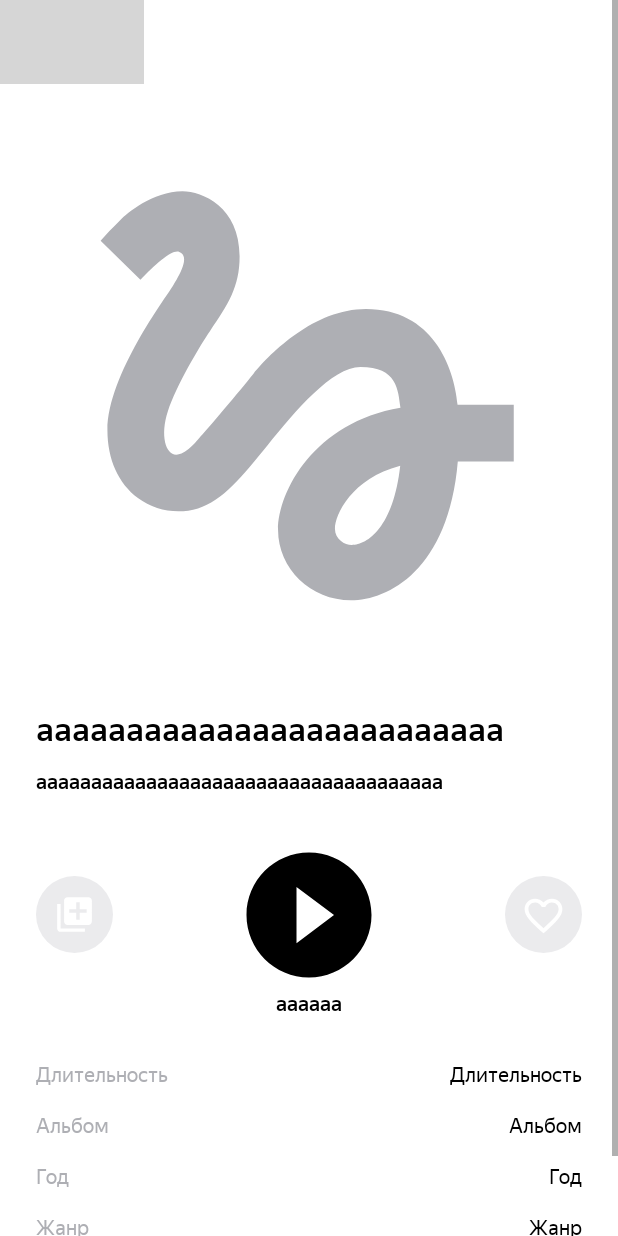
After one commit to ViktoriaDraenkova/PractikumPlaylistMaker, an Android app: the AudioplayerActivity screen opened directly, with no data from a screen before it, on a phone screen of 412 x 824 dp. The commit adds this screen. Run offline under Robolectric (Android 15) with nearby library versions, the light colour scheme and no system bars; pictures from the network do not load; 10 statements that could not run were skipped; grey boxes are pictures that could not be loaded.

Commit message:
first attempt sprint 13

```diff
--- /dev/null
+++ b/app/src/main/java/com/practicum/appplaylistmaker/AudioplayerActivity.kt
@@ -0,0 +1,56 @@
+package com.practicum.appplaylistmaker
+
+import android.os.Bundle
+import android.util.Log
+import android.widget.ImageView
+import android.widget.TextView
+import android.widget.Toolbar
+import androidx.appcompat.app.AppCompatActivity
+import com.bumptech.glide.Glide
+import com.bumptech.glide.load.resource.bitmap.RoundedCorners
+import com.bumptech.glide.request.RequestOptions
+import com.google.gson.Gson
+import com.practicum.appplaylistmaker.api.Track
+
+class AudioplayerActivity : AppCompatActivity() {
+    override fun onCreate(savedInstanceState: Bundle?) {
+        super.onCreate(savedInstanceState)
+
+        Log.d("AAAAAAAAAAAAAAAAAAAAAAAAAAAAAAAAAAAA", "Redraw")
+        setContentView(R.layout.audioplayer_activity)
+
+        val buttonBack = findViewById<Toolbar>(R.id.back_to_list)
+        buttonBack.setNavigationOnClickListener {
+            finish()
+        }
+        val arguments = intent.extras
+        val trackJson: String? = arguments?.getString(KEY_FOR_TRACK)
+        val track: Track = Gson().fromJson(trackJson, Track::class.java)
+
+        Log.d("Lalala", track.toString())
+
+        val requestOptions =
+            RequestOptions().transform(RoundedCorners(8.dpToPx(applicationContext))) // Скругление углов радиусом 2dp
+
+        val trackArtwork = findViewById<ImageView>(R.id.music_icon)
+        Glide.with(applicationContext).load(track.getArtWorkUrl512()).error(R.drawable.placeholder)
+            .apply(requestOptions).into(trackArtwork)
+
+        findViewById<TextView>(R.id.music_name).text = track.trackName
+        findViewById<TextView>(R.id.time_music).text = track.getHumanReadableDuration()
+
+        findViewById<TextView>(R.id.music_author).text=track.artistName
+
+        findViewById<TextView>(R.id.country_value).text = track.country
+
+        findViewById<TextView>(R.id.genre_value).text = track.primaryGenreName
+
+        findViewById<TextView>(R.id.year_value).text = track.releaseDate.take(4)
+
+        findViewById<TextView>(R.id.album_name_value).text = track.collectionName
+
+        findViewById<TextView>(R.id.music_duration_value).text = track.getHumanReadableDuration()
+
+
+    }
+}
--- a/app/src/main/java/com/practicum/appplaylistmaker/Const.kt
+++ b/app/src/main/java/com/practicum/appplaylistmaker/Const.kt
@@ -3,3 +3,4 @@ package com.practicum.appplaylistmaker
 const val PRACTICUM_EXAMPLE_PREFERENCES = "practicum_example_preferences"
 const val THEME_SWITCHER_KEY = "key_for_theme_switcher"
 const val HISTORY_TRACKS_KEY ="key_for_10_tracks_in_saved_instances_state_history"
+const val KEY_FOR_TRACK = "key_for_one_traack"
--- a/app/src/main/java/com/practicum/appplaylistmaker/SearchActivity.kt
+++ b/app/src/main/java/com/practicum/appplaylistmaker/SearchActivity.kt
@@ -1,9 +1,11 @@
 package com.practicum.appplaylistmaker
 
+import android.content.Intent
 import android.content.SharedPreferences
 import android.os.Bundle
 import android.text.Editable
 import android.text.TextWatcher
+import android.util.Log
 import android.view.View
 import android.view.ViewGroup
 import android.view.inputmethod.EditorInfo
@@ -57,10 +59,17 @@ class SearchActivity : AppCompatActivity() {
 
 
     private fun showTrack(it: Track) {
+        Log.d("showTrack", it.toString())
         addingToHistory(it)
+// создание объекта Intent для запуска SecondActivity
+        val intent = Intent(this, AudioplayerActivity::class.java)
+// передача объекта с ключом "hello" и значением "Hello World"
+        intent.putExtra(KEY_FOR_TRACK, Gson().toJson(it))
+// запуск SecondActivity
+        startActivity(intent)
+
         // TODO: Переход на плеер (в следующих спринтах)
     }
-
 
 
     private fun addingToHistory(it: Track) {
--- a/app/src/main/java/com/practicum/appplaylistmaker/api/SearchTrackResponse.kt
+++ b/app/src/main/java/com/practicum/appplaylistmaker/api/SearchTrackResponse.kt
@@ -1,6 +1,7 @@
 package com.practicum.appplaylistmaker.api;
 
 import com.google.gson.annotations.SerializedName
+import com.practicum.appplaylistmaker.MillisecondsToHumanReadable
 
 data class Track(
     val trackId: Int,
@@ -8,8 +9,15 @@ data class Track(
     val artistName: String,
     @SerializedName("trackTimeMillis")
     val trackTime: Int,
-    val artworkUrl100: String
-)
+    val artworkUrl100: String,
+    val releaseDate: String,
+    val collectionName: String,
+    val primaryGenreName: String,
+    val country: String
+){
+    fun getArtWorkUrl512() = artworkUrl100.replaceAfterLast('/',"512x512bb.jpg")
+    fun getHumanReadableDuration() = MillisecondsToHumanReadable(trackTime)
+}
 
 
 data class SearchTrackResponse(
--- /dev/null
+++ b/app/src/main/res/drawable/button.xml
@@ -0,0 +1,9 @@
+<vector xmlns:android="http://schemas.android.com/apk/res/android"
+    android:width="100dp"
+    android:height="100dp"
+    android:viewportWidth="100"
+    android:viewportHeight="100">
+  <path
+      android:pathData="M50,8.33C27,8.33 8.33,27 8.33,50C8.33,73 27,91.67 50,91.67C73,91.67 91.67,73 91.67,50C91.67,27 73,8.33 50,8.33ZM41.67,68.75V31.25L66.67,50L41.67,68.75Z"
+      android:fillColor="@color/day_black_night_white"/>
+</vector>
--- /dev/null
+++ b/app/src/main/res/drawable/buttonheart.xml
@@ -0,0 +1,13 @@
+<vector xmlns:android="http://schemas.android.com/apk/res/android"
+    android:width="51dp"
+    android:height="51dp"
+    android:viewportWidth="51"
+    android:viewportHeight="51">
+    <path
+        android:fillAlpha="0.25"
+        android:fillColor="@color/day_gray_night_white"
+        android:pathData="M25.5,0L25.5,0A25.5,25.5 0,0 1,51 25.5L51,25.5A25.5,25.5 0,0 1,25.5 51L25.5,51A25.5,25.5 0,0 1,0 25.5L0,25.5A25.5,25.5 0,0 1,25.5 0z" />
+    <path
+        android:fillColor="@color/white"
+        android:pathData="M31.125,15C28.95,15 26.862,16.015 25.5,17.62C24.138,16.015 22.05,15 19.875,15C16.025,15 13,18.033 13,21.894C13,26.632 17.25,30.492 23.688,36.358L25.5,38L27.313,36.346C33.75,30.492 38,26.632 38,21.894C38,18.033 34.975,15 31.125,15ZM25.625,34.491L25.5,34.616L25.375,34.491C19.425,29.088 15.5,25.516 15.5,21.894C15.5,19.387 17.375,17.507 19.875,17.507C21.8,17.507 23.675,18.748 24.337,20.465H26.675C27.325,18.748 29.2,17.507 31.125,17.507C33.625,17.507 35.5,19.387 35.5,21.894C35.5,25.516 31.575,29.088 25.625,34.491Z" />
+</vector>
--- /dev/null
+++ b/app/src/main/res/drawable/buttonsavetomusiclist.xml
@@ -0,0 +1,13 @@
+<vector xmlns:android="http://schemas.android.com/apk/res/android"
+    android:width="51dp"
+    android:height="51dp"
+    android:viewportWidth="51"
+    android:viewportHeight="51">
+    <path
+        android:fillAlpha="0.25"
+        android:fillColor="@color/day_gray_night_white"
+        android:pathData="M25.5,0L25.5,0A25.5,25.5 0,0 1,51 25.5L51,25.5A25.5,25.5 0,0 1,25.5 51L25.5,51A25.5,25.5 0,0 1,0 25.5L0,25.5A25.5,25.5 0,0 1,25.5 0z" />
+    <path
+        android:fillColor="@color/white"
+        android:pathData="M16.3,18.6H14V34.7C14,35.965 15.035,37 16.3,37H32.4V34.7H16.3V18.6ZM34.7,14H20.9C19.635,14 18.6,15.035 18.6,16.3V30.1C18.6,31.365 19.635,32.4 20.9,32.4H34.7C35.965,32.4 37,31.365 37,30.1V16.3C37,15.035 35.965,14 34.7,14ZM33.55,24.35H28.95V28.95H26.65V24.35H22.05V22.05H26.65V17.45H28.95V22.05H33.55V24.35Z" />
+</vector>
--- /dev/null
+++ b/app/src/main/res/layout/audioplayer_activity.xml
@@ -0,0 +1,219 @@
+<?xml version="1.0" encoding="utf-8"?>
+<ScrollView xmlns:android="http://schemas.android.com/apk/res/android"
+    xmlns:app="http://schemas.android.com/apk/res-auto"
+    xmlns:tools="http://schemas.android.com/tools"
+    android:layout_width="match_parent"
+    android:layout_height="match_parent"
+    >
+
+    <androidx.constraintlayout.widget.ConstraintLayout
+        android:layout_width="match_parent"
+        android:layout_height="match_parent"
+        android:paddingBottom="20dp"
+        >
+
+        <Toolbar
+            android:id="@+id/back_to_list"
+            android:layout_width="match_parent"
+            android:layout_height="wrap_content"
+            android:contentInsetStartWithNavigation="0dp"
+            android:navigationIcon="@drawable/strelka"
+            android:titleTextAppearance="@style/ToolbarTitleText"
+            app:theme="@style/ToolbarColoredBackArrow"
+            tools:ignore="MissingConstraints" />
+
+        <androidx.constraintlayout.widget.Guideline
+            android:id="@+id/vertical_left_glideline"
+            android:layout_width="wrap_content"
+            android:layout_height="wrap_content"
+            android:orientation="vertical"
+            app:layout_constraintGuide_begin="24dp" />
+
+        <androidx.constraintlayout.widget.Guideline
+            android:id="@+id/vertical_right_glideline"
+            android:layout_width="wrap_content"
+            android:layout_height="wrap_content"
+            android:orientation="vertical"
+            app:layout_constraintGuide_end="24dp" />
+
+
+        <ImageView
+            android:id="@+id/music_icon"
+            android:layout_width="0dp"
+            android:layout_height="0dp"
+            android:layout_marginTop="26dp"
+            android:background="@drawable/placeholder"
+            app:layout_constraintDimensionRatio="1:1"
+            app:layout_constraintEnd_toStartOf="@+id/vertical_right_glideline"
+            app:layout_constraintStart_toEndOf="@+id/vertical_left_glideline"
+            app:layout_constraintTop_toBottomOf="@+id/back_to_list" />
+
+        <TextView
+            android:id="@+id/music_name"
+            android:layout_width="wrap_content"
+            android:layout_height="wrap_content"
+            android:layout_marginTop="26dp"
+            android:fontFamily="@font/ys_text_medium"
+            android:text="aaaaaaaaaaaaaaaaaaaaaaaaaa"
+            android:textColor="@color/day_black_night_white"
+            android:textSize="22dp"
+            app:layout_constraintStart_toEndOf="@+id/vertical_left_glideline"
+            app:layout_constraintTop_toBottomOf="@+id/music_icon" />
+
+        <TextView
+            android:id="@+id/music_author"
+            style="@style/TextStyleBicolorMedium14"
+            android:layout_width="wrap_content"
+            android:layout_height="wrap_content"
+            android:layout_marginTop="12dp"
+            android:fontFamily="@font/ys_text_medium"
+            android:text="aaaaaaaaaaaaaaaaaaaaaaaaaaaaaaaaaaaaa"
+            android:textSize="14sp"
+            app:layout_constraintStart_toEndOf="@+id/vertical_left_glideline"
+            app:layout_constraintTop_toBottomOf="@+id/music_name" />
+
+        <ImageButton
+            android:id="@+id/button_play"
+            android:layout_width="wrap_content"
+            android:layout_height="wrap_content"
+            android:layout_marginTop="30dp"
+            android:background="@drawable/button"
+            android:contentDescription="@string/play_music"
+            app:layout_constraintEnd_toEndOf="parent"
+            app:layout_constraintStart_toStartOf="parent"
+            app:layout_constraintTop_toBottomOf="@+id/music_author" />
+
+        <ImageButton
+            android:layout_width="wrap_content"
+            android:layout_height="wrap_content"
+
+            android:layout_marginTop="54dp"
+            android:background="@drawable/buttonheart"
+            android:contentDescription="@string/play_music"
+            app:layout_constraintEnd_toEndOf="@+id/vertical_right_glideline"
+            app:layout_constraintTop_toBottomOf="@+id/music_author" />
+
+        <ImageButton
+            android:layout_width="wrap_content"
+            android:layout_height="wrap_content"
+            android:layout_marginTop="54dp"
+            android:background="@drawable/buttonsavetomusiclist"
+            android:contentDescription="@string/play_music"
+            app:layout_constraintStart_toStartOf="@+id/vertical_left_glideline"
+            app:layout_constraintTop_toBottomOf="@+id/music_author" />
+
+        <TextView
+            android:id="@+id/time_music"
+            style="@style/TextStyleBicolorMedium14"
+            android:layout_width="wrap_content"
+            android:layout_height="wrap_content"
+            android:text="aaaaaa"
+            app:layout_constraintEnd_toStartOf="@+id/vertical_right_glideline"
+            app:layout_constraintStart_toEndOf="@+id/vertical_left_glideline"
+            app:layout_constraintTop_toBottomOf="@+id/button_play" />
+
+        <TextView
+            android:id="@+id/music_duration"
+            style="@style/TextStyleGrayRegular13"
+            android:layout_width="wrap_content"
+            android:layout_height="wrap_content"
+            android:layout_marginTop="30dp"
+            android:text="@string/duration"
+            app:layout_constraintStart_toEndOf="@+id/vertical_left_glideline"
+            app:layout_constraintTop_toBottomOf="@+id/time_music" />
+
+        <TextView
+            android:id="@+id/music_duration_value"
+            style="@style/TextStyleBicolorRegular13"
+            android:layout_width="wrap_content"
+            android:layout_height="wrap_content"
+            android:layout_marginTop="30dp"
+            android:text="@string/duration"
+            app:layout_constraintEnd_toStartOf="@+id/vertical_right_glideline"
+            app:layout_constraintTop_toBottomOf="@+id/time_music" />
+
+        <TextView
+            android:id="@+id/album_name"
+            style="@style/TextStyleGrayRegular13"
+            android:layout_width="wrap_content"
+            android:layout_height="wrap_content"
+            android:layout_marginTop="17dp"
+            android:text="@string/album"
+            app:layout_constraintStart_toEndOf="@+id/vertical_left_glideline"
+            app:layout_constraintTop_toBottomOf="@+id/music_duration" />
+
+        <TextView
+            android:id="@+id/album_name_value"
+            style="@style/TextStyleBicolorRegular13"
+            android:layout_width="wrap_content"
+            android:layout_height="wrap_content"
+            android:layout_marginTop="17dp"
+            android:text="@string/album"
+            app:layout_constraintEnd_toStartOf="@+id/vertical_right_glideline"
+            app:layout_constraintTop_toBottomOf="@+id/music_duration" />
+
+        <TextView
+            android:id="@+id/year"
+            style="@style/TextStyleGrayRegular13"
+            android:layout_width="wrap_content"
+            android:layout_height="wrap_content"
+            android:layout_marginTop="17dp"
+            android:text="@string/year"
+            app:layout_constraintStart_toEndOf="@+id/vertical_left_glideline"
+            app:layout_constraintTop_toBottomOf="@+id/album_name" />
+
+        <TextView
+            android:id="@+id/year_value"
+            style="@style/TextStyleBicolorRegular13"
+            android:layout_width="wrap_content"
+            android:layout_height="wrap_content"
+            android:layout_marginTop="17dp"
+            android:text="@string/year"
+            app:layout_constraintEnd_toStartOf="@+id/vertical_right_glideline"
+            app:layout_constraintTop_toBottomOf="@+id/album_name" />
+
+        <TextView
+            android:id="@+id/genre"
+            style="@style/TextStyleGrayRegular13"
+            android:layout_width="wrap_content"
+            android:layout_height="wrap_content"
+            android:layout_marginTop="17dp"
+            android:text="@string/genre"
+            app:layout_constraintStart_toEndOf="@+id/vertical_left_glideline"
+            app:layout_constraintTop_toBottomOf="@+id/year" />
+
+        <TextView
+            android:id="@+id/genre_value"
+            style="@style/TextStyleBicolorRegular13"
+            android:layout_width="wrap_content"
+            android:layout_height="wrap_content"
+            android:layout_marginTop="17dp"
+            android:text="@string/genre"
+            app:layout_constraintEnd_toStartOf="@+id/vertical_right_glideline"
+            app:layout_constraintTop_toBottomOf="@+id/year" />
+
+        <TextView
+            android:id="@+id/country"
+            style="@style/TextStyleGrayRegular13"
+            android:layout_width="wrap_content"
+            android:layout_height="wrap_content"
+            android:layout_marginTop="17dp"
+            android:layout_marginBottom="20dp"
+            android:text="@string/country"
+            app:layout_constraintStart_toEndOf="@+id/vertical_left_glideline"
+            app:layout_constraintTop_toBottomOf="@+id/genre" />
+
+        <TextView
+            android:id="@+id/country_value"
+            style="@style/TextStyleBicolorRegular13"
+            android:layout_width="wrap_content"
+            android:layout_height="wrap_content"
+            android:layout_marginTop="17dp"
+            android:layout_marginBottom="20dp"
+            android:text="@string/country"
+            app:layout_constraintEnd_toStartOf="@+id/vertical_right_glideline"
+            app:layout_constraintTop_toBottomOf="@+id/genre" />
+
+
+    </androidx.constraintlayout.widget.ConstraintLayout>
+</ScrollView>
--- a/app/src/main/res/values/strings.xml
+++ b/app/src/main/res/values/strings.xml
@@ -19,5 +19,11 @@
     <string name="update">Обновить</string>
     <string name="clean_history">Очистить историю</string>
     <string name="you_search_it_later">Вы искали</string>
+    <string name="play_music">Play Music</string>
+    <string name="genre">Жанр</string>
+    <string name="year">Год</string>
+    <string name="country">Страна</string>
+    <string name="album">Альбом</string>
+    <string name="duration">Длительность</string>
 
 </resources>
--- a/app/src/main/res/values/styles.xml
+++ b/app/src/main/res/values/styles.xml
@@ -98,4 +98,23 @@
         <item name="layout_constraintEnd_toEndOf">parent</item>
         <item name="layout_constraintStart_toStartOf">parent</item>
     </style>
+
+
+    <style name="TextStyleGrayRegular13">
+        <item name="android:textSize">13sp</item>
+        <item name="android:fontFamily">@font/ys_text_regular</item>
+        <item name="android:textColor">@color/text_grey</item>
+    </style>
+
+    <style name="TextStyleBicolorRegular13">
+        <item name="android:textSize">13sp</item>
+        <item name="android:fontFamily">@font/ys_text_regular</item>
+        <item name="android:textColor">@color/day_black_night_white</item>
+    </style>
+
+    <style name="TextStyleBicolorMedium14">
+        <item name="android:textSize">14sp</item>
+        <item name="android:fontFamily">@font/ys_text_medium</item>
+        <item name="android:textColor">@color/day_black_night_white</item>
+    </style>
 </resources>
```
Also changed, not shown: app/src/main/AndroidManifest.xml (+5 -2 lines).
